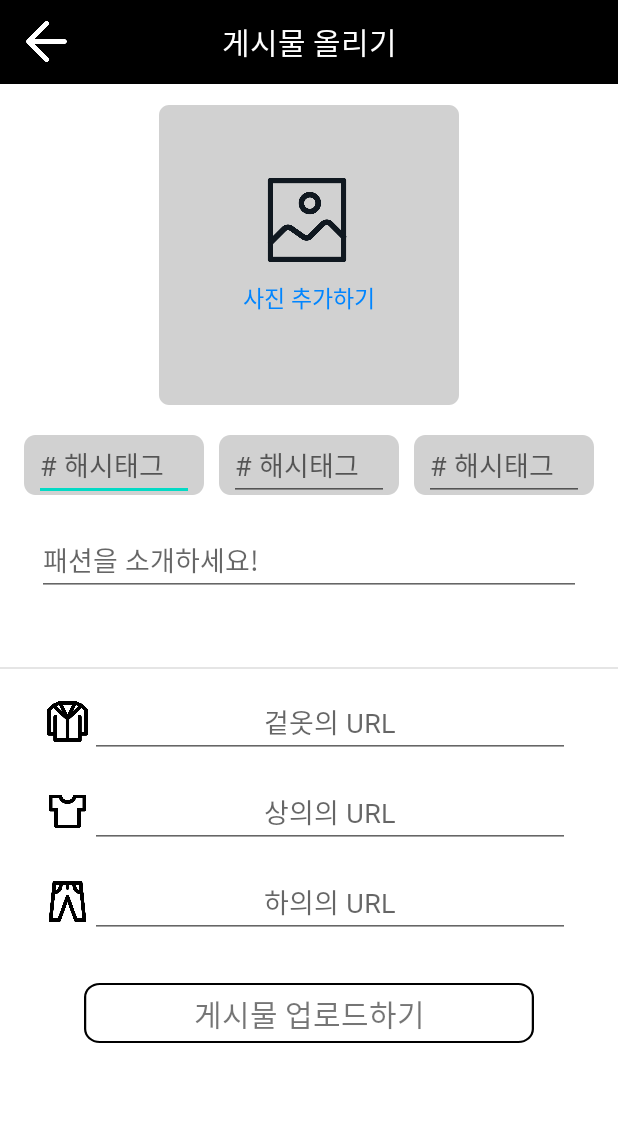
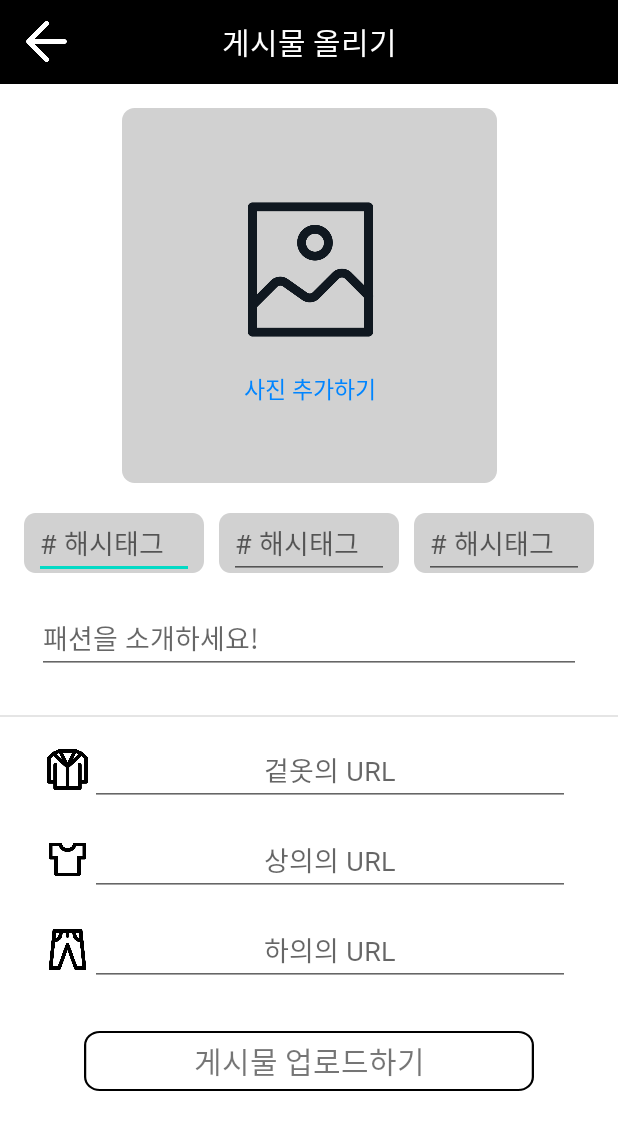
Before and after one commit to Idea-Festival/Idea-Festival-App, an Android app: the writingPostActivity screen opened directly, with no data from a screen before it, after a tap on an icon or button, on a phone screen of 412 x 824 dp. Shown: the top 1130 px of the screen. Run offline under Robolectric (Android 15) with nearby library versions, the phone set to English and light mode, and no system bars; our stand-ins replace Firebase (no records; nobody signed in at launch, a user with empty details on screens opened directly).

Commit message:
[UPDATE] 디자인 수정

```diff
--- a/app/src/main/java/com/example/fashionapplication/function/writingPostActivity.kt
+++ b/app/src/main/java/com/example/fashionapplication/function/writingPostActivity.kt
@@ -1,39 +1,50 @@
 package com.example.fashionapplication.function
 
 import android.content.Intent
-import android.content.pm.PackageManager
-import android.media.Image
+import android.graphics.Bitmap
+import android.graphics.BitmapFactory
 import android.net.Uri
 import android.os.Bundle
+import android.view.View
 import android.widget.ImageView
+import android.widget.TextView
 import android.widget.Toast
 import androidx.appcompat.app.AppCompatActivity
-import androidx.core.app.ActivityCompat
 import com.example.fashionapplication.R
-import com.google.firebase.database.core.view.View
+import com.google.android.gms.tasks.OnFailureListener
+import com.google.android.gms.tasks.OnSuccessListener
 import com.google.firebase.storage.FirebaseStorage
+import com.google.firebase.storage.StorageReference
+import com.google.firebase.storage.UploadTask
 import kotlinx.android.synthetic.main.write_posting.*
+import java.io.InputStream
 import java.text.SimpleDateFormat
 import java.util.*
-import java.util.jar.Manifest
 
 class writingPostActivity: AppCompatActivity() {
 
+    private var viewProfile: View? = null
     private lateinit var uploadImg: ImageView
     private lateinit var back:ImageView
+    private lateinit var upload: ImageView
+    private lateinit var add: TextView
     var pickImageFromAlbum = 0
-    var fbStorage : FirebaseStorage? = null
+    private lateinit var storage : FirebaseStorage
     var uriPhoto : Uri? = null
+
     override fun onCreate(savedInstanceState: Bundle?) {
         super.onCreate(savedInstanceState)
         setContentView(R.layout.write_posting)
 
+        viewProfile = layoutInflater.inflate(R.layout.write_posting, constraintLayout, false)
         uploadImg = findViewById(R.id.upload_img)
         back = findViewById(R.id.back_img)
-        fbStorage = FirebaseStorage.getInstance()
-
+        storage = FirebaseStorage.getInstance()
+        upload = findViewById(R.id.upload)
+        add = findViewById(R.id.add)
+        storage = FirebaseStorage.getInstance()
         uploadImg.setOnClickListener {
-            var photoPickerIntent = Intent(Intent.ACTION_PICK)
+            val photoPickerIntent = Intent(Intent.ACTION_PICK)
             photoPickerIntent.type = "image/*"
             startActivityForResult(photoPickerIntent, pickImageFromAlbum)
         }
@@ -42,27 +53,34 @@ class writingPostActivity: AppCompatActivity() {
             finish()        // 액티비티 종료
         }
     }
-    private fun funImageUpload(view: ImageView) {
-        val timeStamp = SimpleDateFormat("yyyyMMdd_HHmmss").format(Date())
-        val imgFileName = "IMAGE_" + timeStamp + "_.png"
-        val storageRef = fbStorage?.reference?.child("images")?.child(imgFileName)
-
-        storageRef?.putFile(uriPhoto!!)?.addOnSuccessListener {
-            Toast.makeText(view.context, "업로드 완료", Toast.LENGTH_SHORT).show()
-        }
-    }
 
     override fun onActivityResult(requestCode: Int, resultCode: Int, data: Intent?) {
         super.onActivityResult(requestCode, resultCode, data)
 
+        val timeStamp = SimpleDateFormat("yyyyMMdd_HHmmss").format(Date())
+        val imgFileName = "IMAGE_" + timeStamp + "_.png"
+
+        upload.visibility = View.INVISIBLE
+        add.visibility = View.INVISIBLE
         if (requestCode == pickImageFromAlbum) {
-            if (resultCode == RESULT_OK) {
-                uriPhoto = data?.data
-                uploadImg.setImageURI(uriPhoto)
+            val file: Uri? = data?.data
+            val storageRef:StorageReference = storage.reference                 // 저장소 변수
+            val riversRef: StorageReference = storageRef.child(imgFileName)     // 저장할 사진
+            val uploadTask: UploadTask? = file?.let { riversRef.putFile(it) }   // 파일을 넣을 변수
 
-                if (checkSelfPermission(uploadImg.toString())
-                    == PackageManager.PERMISSION_GRANTED){
-                    funImageUpload(uploadImg)
+            val inputStream: InputStream? = data?.data?.let { contentResolver.openInputStream(it) }
+            val img: Bitmap = BitmapFactory.decodeStream(inputStream)
+            inputStream?.close()
+            uploadImg.setImageBitmap(img)
+
+            uploading_post.setOnClickListener {
+                uploading_post.setOnClickListener {
+                    uploadTask?.addOnFailureListener {
+                        Toast.makeText(view.context, "업로드 실패", Toast.LENGTH_SHORT).show()
+                    }?.addOnSuccessListener {
+                        Toast.makeText(view.context, "업로드 완료", Toast.LENGTH_SHORT).show()
+                    }
+                    finish()
                 }
             }
         }
--- a/app/src/main/res/layout/write_posting.xml
+++ b/app/src/main/res/layout/write_posting.xml
@@ -8,19 +8,57 @@
     android:layout_height="match_parent"
     tools:context=".function.writingPostActivity">
 
-    <ImageView
-        android:id="@+id/upload_img"
-        android:layout_width="200dp"
-        android:layout_height="200dp"
-        android:layout_alignParentLeft="true"
-        android:layout_alignParentTop="true"
-        android:layout_marginTop="70dp"
-        android:background="@drawable/add_img"
+    <androidx.constraintlayout.widget.ConstraintLayout
+        android:id="@+id/constraintLayout"
+        android:layout_width="250dp"
+        android:layout_height="250dp"
+        app:layout_constraintBottom_toTopOf="@+id/hashi_text2"
         app:layout_constraintEnd_toEndOf="parent"
         app:layout_constraintStart_toStartOf="parent"
-        app:layout_constraintTop_toTopOf="parent" />
+        app:layout_constraintTop_toBottomOf="@+id/toolbar2">
+
+        <ImageView
+            android:id="@+id/upload_img"
+            android:layout_width="250dp"
+            android:layout_height="250dp"
+            android:layout_alignParentLeft="true"
+            android:layout_alignParentTop="true"
+            android:background="@drawable/add_img"
+            app:layout_constraintBottom_toBottomOf="@+id/constraintLayout"
+            app:layout_constraintEnd_toEndOf="@+id/constraintLayout"
+            app:layout_constraintStart_toStartOf="@+id/constraintLayout"
+            app:layout_constraintTop_toTopOf="@id/constraintLayout" />
+
+        <ImageView
+            android:id="@+id/upload"
+            android:layout_width="95dp"
+            android:layout_height="95dp"
+            android:src="@drawable/photo_picture"
+            app:layout_constraintBottom_toBottomOf="@+id/constraintLayout"
+            app:layout_constraintEnd_toEndOf="@+id/constraintLayout"
+            app:layout_constraintHorizontal_bias="0.503"
+            app:layout_constraintStart_toStartOf="@+id/constraintLayout"
+            app:layout_constraintTop_toTopOf="@+id/upload_img"
+            app:layout_constraintVertical_bias="0.387"
+            android:visibility="visible" />
+
+        <TextView
+            android:id="@+id/add"
+            android:layout_width="wrap_content"
+            android:layout_height="wrap_content"
+            android:layout_marginTop="20dp"
+            android:fontFamily="@font/cafe24ssurround"
+            android:text="사진 추가하기"
+            android:textColor="#0085FF"
+            android:textSize="15sp"
+            app:layout_constraintEnd_toEndOf="@+id/upload_img"
+            app:layout_constraintStart_toStartOf="@+id/upload_img"
+            app:layout_constraintTop_toBottomOf="@+id/upload"
+            android:visibility="visible" />
+    </androidx.constraintlayout.widget.ConstraintLayout>
 
     <androidx.appcompat.widget.Toolbar
+        android:id="@+id/toolbar2"
         android:layout_width="match_parent"
         android:layout_height="wrap_content"
         android:background="@color/black"
@@ -47,30 +85,6 @@
 
     </androidx.appcompat.widget.Toolbar>
 
-    <ImageView
-        android:id="@+id/imageView3"
-        android:layout_width="60dp"
-        android:layout_height="60dp"
-        android:src="@drawable/photo_picture"
-        app:layout_constraintBottom_toBottomOf="@+id/upload_img"
-        app:layout_constraintEnd_toEndOf="@+id/upload_img"
-        app:layout_constraintHorizontal_bias="0.492"
-        app:layout_constraintStart_toStartOf="@+id/upload_img"
-        app:layout_constraintTop_toTopOf="@+id/upload_img"
-        app:layout_constraintVertical_bias="0.335" />
-
-    <TextView
-        android:layout_width="wrap_content"
-        android:layout_height="wrap_content"
-        android:layout_marginTop="10dp"
-        android:fontFamily="@font/cafe24ssurround"
-        android:text="사진 추가하기"
-        android:textColor="#0085FF"
-        android:textSize="15sp"
-        app:layout_constraintEnd_toEndOf="@+id/upload_img"
-        app:layout_constraintStart_toStartOf="@+id/upload_img"
-        app:layout_constraintTop_toBottomOf="@+id/imageView3" />
-
     <View
         android:id="@+id/hashi1"
         android:layout_width="120dp"
@@ -81,7 +95,7 @@
         android:layout_marginEnd="10dp"
         android:background="@drawable/add_hashi_tag"
         app:layout_constraintEnd_toStartOf="@+id/hashi2"
-        app:layout_constraintTop_toBottomOf="@+id/upload_img" />
+        app:layout_constraintTop_toBottomOf="@+id/constraintLayout" />
 
     <View
         android:id="@+id/hashi2"
@@ -164,7 +178,7 @@
         android:id="@+id/view"
         android:layout_width="match_parent"
         android:layout_height="1dp"
-        android:layout_marginTop="95dp"
+        android:layout_marginTop="75dp"
         android:background="#E5E5E5"
         app:layout_constraintEnd_toEndOf="parent"
         app:layout_constraintStart_toStartOf="parent"
```
Also changed, not shown: app/src/main/java/com/example/fashionapplication/data/UserData.kt (added, +30 -0 lines).
